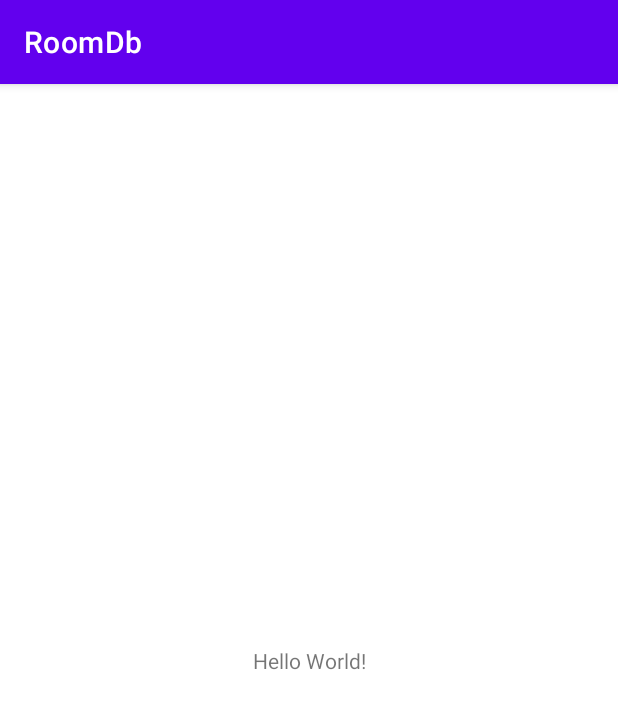
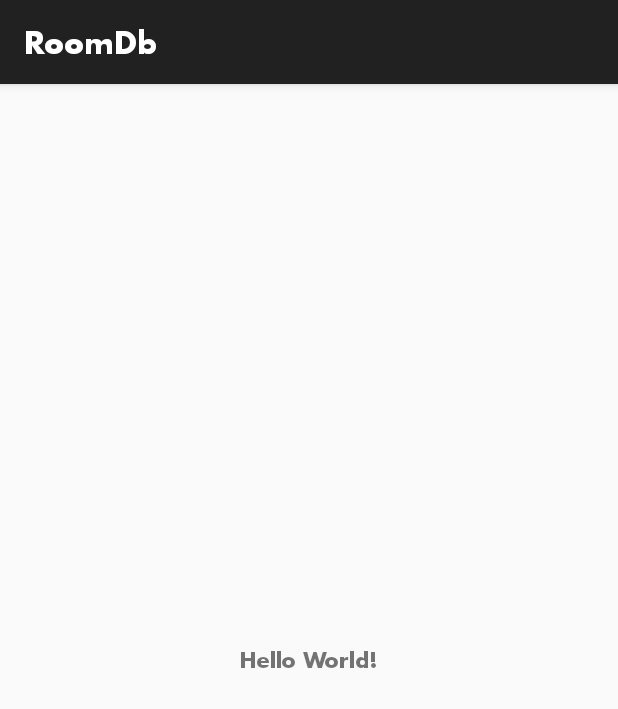
Before and after one commit to Chinex-Boroja/AndroidDb, an Android app: the screen it shows after launch (MainActivity), on a phone screen of 412 x 824 dp. Shown: the top 709 px of the screen. Run offline under Robolectric (Android 15) with nearby library versions, the phone set to English and light mode, and no system bars.

Commit message:
modified themes

```diff
--- a/roomdb/src/main/res/values/themes.xml
+++ b/roomdb/src/main/res/values/themes.xml
@@ -1,16 +1,11 @@
 <resources xmlns:tools="http://schemas.android.com/tools">
     <!-- Base application theme. -->
-    <style name="Theme.AccessImageApp" parent="Theme.MaterialComponents.DayNight.DarkActionBar">
-        <!-- Primary brand color. -->
-        <item name="colorPrimary">@color/purple_500</item>
-        <item name="colorPrimaryVariant">@color/purple_700</item>
-        <item name="colorOnPrimary">@color/white</item>
-        <!-- Secondary brand color. -->
-        <item name="colorSecondary">@color/teal_200</item>
-        <item name="colorSecondaryVariant">@color/teal_700</item>
-        <item name="colorOnSecondary">@color/black</item>
+    <style name="Theme.AccessImageApp" parent="Theme.AppCompat.DayNight.DarkActionBar">
         <!-- Status bar color. -->
-        <item name="android:statusBarColor" tools:targetApi="l">?attr/colorPrimaryVariant</item>
+        <item name="android:statusBarColor"> @color/white</item>
         <!-- Customize your theme here. -->
+        <item name="fontFamily">@font/futura_bold</item>
+        <item name="android:windowActivityTransitions">true</item>
+
     </style>
 </resources>
```
